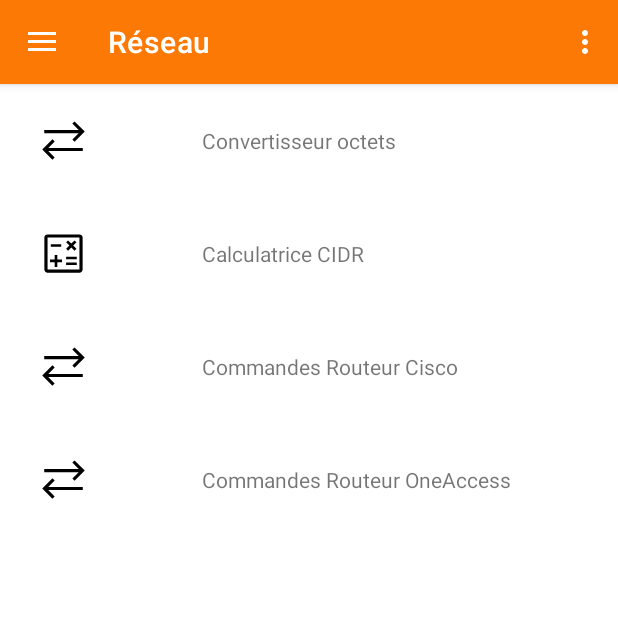
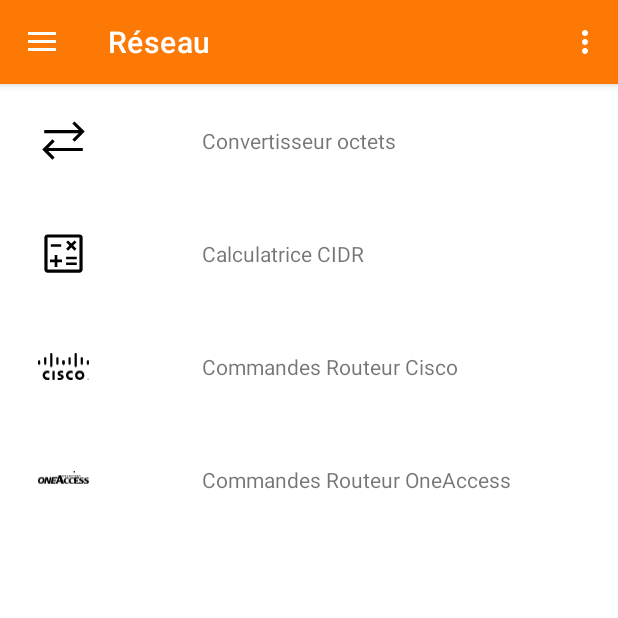
Before and after one commit to Azertim17/Orange_Toolbox, an Android app: the screen it shows after launch (MainActivity), in the side drawer, after a tap on "Réseau", on a phone screen of 412 x 824 dp, the top half of it. Run offline under Robolectric (Android 15) with nearby library versions, the phone set to English and light mode, and no system bars; our stand-ins replace navigation-ui; pictures from the network do not load.

Commit message:
v1.3 Cisco OneAccess logo

```diff
--- a/app/src/main/java/dev/azertim/orange_toolbox/ui/reseau/calculatrice/CalculatriceFragment.java
+++ b/app/src/main/java/dev/azertim/orange_toolbox/ui/reseau/calculatrice/CalculatriceFragment.java
@@ -1,6 +1,7 @@
 package dev.azertim.orange_toolbox.ui.reseau.calculatrice;
 
 import android.os.Bundle;
+import android.os.NetworkOnMainThreadException;
 import android.view.LayoutInflater;
 import android.view.View;
 import android.view.ViewGroup;
@@ -24,13 +25,13 @@ public class CalculatriceFragment extends Fragment {
     private TextView tvSubnetMask, tvInvertedMask, tvFirstAddress, tvLastAddress, tvHostCount;
 
     public CalculatriceFragment() {
-        // Required empty public constructor
+        // Constructeur par défaut requis pour les fragments
     }
 
     @Override
     public View onCreateView(LayoutInflater inflater, ViewGroup container,
                              Bundle savedInstanceState) {
-        // Inflate the layout for this fragment
+        // Inflater le layout pour ce fragment
         return inflater.inflate(R.layout.fragment_calculatrice, container, false);
     }
 
@@ -38,6 +39,7 @@ public class CalculatriceFragment extends Fragment {
     public void onViewCreated(@NonNull View view, @Nullable Bundle savedInstanceState) {
         super.onViewCreated(view, savedInstanceState);
 
+        // Initialisation des vues (EditText, Button, TextView)
         etNetworkAddress = view.findViewById(R.id.networkAddressEditText);
         btnCalculate = view.findViewById(R.id.calculateButton);
         tvSubnetMask = view.findViewById(R.id.subnetMaskTextView);
@@ -46,6 +48,7 @@ public class CalculatriceFragment extends Fragment {
         tvLastAddress = view.findViewById(R.id.lastAddressTextView);
         tvHostCount = view.findViewById(R.id.hostCountTextView);
 
+        // Définition de l'action à effectuer lors du clic sur le bouton "Calculer"
         btnCalculate.setOnClickListener(new View.OnClickListener() {
             @Override
             public void onClick(View v) {
@@ -55,6 +58,7 @@ public class CalculatriceFragment extends Fragment {
     }
 
     private void calculateNetworkInfo() {
+        // Récupération de l'adresse réseau avec le masque saisie par l'utilisateur
         String networkAddressWithMask = etNetworkAddress.getText().toString().trim();
 
         if (networkAddressWithMask.isEmpty()) {
@@ -63,21 +67,29 @@ public class CalculatriceFragment extends Fragment {
         }
 
         try {
+            // Séparation de l'adresse IP et du masque
             String[] parts = networkAddressWithMask.split("/");
             String ipAddress = parts[0];
             int maskBits = Integer.parseInt(parts[1]);
 
+            // Conversion de l'adresse IP en objet InetAddress
             InetAddress networkAddress = InetAddress.getByName(ipAddress);
             int address = byteArrayToInt(networkAddress.getAddress());
 
+            // Calcul du masque et du masque inversé
             int mask = (0xFFFFFFFF << (32 - maskBits)) & 0xFFFFFFFF;
             int invertedMask = ~mask & 0xFFFFFFFF;
 
+            // Calcul de la première adresse utilisable pour un hôte
             int firstAddress = (address & mask) + 1;
+
+            // Calcul de la dernière adresse utilisable pour un hôte (adresse de diffusion)
             int lastAddress = (address | ~mask) - 1;
 
+            // Calcul du nombre d'hôtes
             int hostCount = lastAddress - firstAddress + 1;
 
+            // Affichage des résultats dans les TextView correspondants
             tvSubnetMask.setText(intToIpAddress(mask));
             tvInvertedMask.setText(intToIpAddress(invertedMask));
             tvFirstAddress.setText(intToIpAddress(firstAddress));
@@ -87,9 +99,14 @@ public class CalculatriceFragment extends Fragment {
             e.printStackTrace();
         } catch (NumberFormatException e) {
             etNetworkAddress.setError("Invalid network address format");
+        } catch (ArrayIndexOutOfBoundsException e){
+            etNetworkAddress.setError("Invalid network address format");
+        } catch (NetworkOnMainThreadException e) {
+            etNetworkAddress.setError("Invalid network address format");
         }
     }
 
+    // Conversion d'un tableau de bytes en entier
     private int byteArrayToInt(byte[] bytes) {
         int value = 0;
         for (int i = 0; i < bytes.length; i++) {
@@ -98,6 +115,7 @@ public class CalculatriceFragment extends Fragment {
         return value;
     }
 
+    // Conversion d'un entier en adresse IP au format String
     private String intToIpAddress(int value) {
         return ((value >> 24) & 0xFF) + "." +
                 ((value >> 16) & 0xFF) + "." +
--- /dev/null
+++ b/app/src/main/res/drawable/cisco_logo.xml
@@ -0,0 +1,58 @@
+<vector xmlns:android="http://schemas.android.com/apk/res/android"
+    android:width="72dp"
+    android:height="38dp"
+    android:viewportWidth="72"
+    android:viewportHeight="38">
+  <path
+      android:pathData="m23.521,25.245h-3.157v12.511h3.157z"
+      android:strokeWidth="0.09673701"
+      android:fillColor="#c4122e"/>
+  <path
+      android:fillColor="#FF000000"
+      android:pathData="m48.977,28.83c-0.127,-0.066 -1.142,-0.668 -2.652,-0.668 -2.045,0 -3.46,1.421 -3.46,3.337 0,1.859 1.356,3.34 3.46,3.34 1.484,0 2.516,-0.589 2.652,-0.664v3.358c-0.392,0.111 -1.469,0.445 -2.879,0.445 -3.549,0 -6.662,-2.448 -6.662,-6.479 0,-3.736 2.82,-6.476 6.662,-6.476 1.486,0 2.582,0.361 2.879,0.449z"/>
+  <path
+      android:fillColor="#FF000000"
+      android:pathData="m16.024,28.83c-0.127,-0.066 -1.142,-0.668 -2.652,-0.668 -2.045,0 -3.46,1.421 -3.46,3.337 0,1.859 1.356,3.34 3.46,3.34 1.484,0 2.516,-0.589 2.652,-0.664v3.358c-0.392,0.111 -1.469,0.445 -2.879,0.445 -3.549,0 -6.662,-2.448 -6.662,-6.479 0,-3.736 2.82,-6.476 6.662,-6.476 1.486,0 2.582,0.361 2.879,0.449z"/>
+  <path
+      android:fillColor="#FF000000"
+      android:pathData="m58.908,28.209c-1.873,0 -3.264,1.474 -3.264,3.29 0,1.82 1.391,3.293 3.264,3.293 1.871,0 3.266,-1.473 3.266,-3.293 0,-1.816 -1.395,-3.29 -3.266,-3.29m6.611,3.29c0,3.579 -2.763,6.479 -6.611,6.479 -3.848,0 -6.607,-2.9 -6.607,-6.479 0,-3.573 2.759,-6.476 6.607,-6.476 3.848,0 6.611,2.903 6.611,6.476"/>
+  <path
+      android:fillColor="#FF000000"
+      android:pathData="m35.493,28.089c-0.047,-0.015 -1.376,-0.382 -2.468,-0.382 -1.265,0 -1.953,0.424 -1.953,1.025 0,0.762 0.928,1.028 1.447,1.192l0.871,0.277c2.049,0.652 2.983,2.055 2.983,3.579 0,3.143 -2.764,4.199 -5.18,4.199 -1.679,0 -3.252,-0.309 -3.407,-0.342v-2.879c0.278,0.07 1.602,0.465 2.981,0.465 1.571,0 2.293,-0.459 2.293,-1.168 0,-0.634 -0.625,-1 -1.408,-1.246 -0.191,-0.064 -0.478,-0.154 -0.674,-0.218 -1.758,-0.556 -3.224,-1.589 -3.224,-3.66 0,-2.34 1.752,-3.911 4.662,-3.911 1.537,0 2.983,0.373 3.077,0.398z"/>
+  <path
+      android:pathData="m3.135,11.8c0,-0.862 -0.704,-1.561 -1.567,-1.561 -0.863,0 -1.568,0.699 -1.568,1.561v3.284c0,0.867 0.705,1.567 1.568,1.567 0.863,0 1.567,-0.7 1.567,-1.567z"
+      android:fillColor="#15495d"/>
+  <path
+      android:pathData="m11.744,7.489c0,-0.862 -0.704,-1.563 -1.567,-1.563 -0.864,0 -1.568,0.701 -1.568,1.563v7.595c0,0.867 0.704,1.566 1.568,1.566 0.863,0 1.567,-0.699 1.567,-1.566z"
+      android:fillColor="#15495d"/>
+  <path
+      android:pathData="m20.354,1.592c0,-0.862 -0.704,-1.562 -1.567,-1.562 -0.864,0 -1.568,0.7 -1.568,1.562v16.613c0,0.867 0.704,1.567 1.568,1.567 0.863,0 1.567,-0.7 1.567,-1.567z"
+      android:fillColor="#15495d"/>
+  <path
+      android:pathData="m28.963,7.489c0,-0.862 -0.704,-1.563 -1.567,-1.563 -0.864,0 -1.568,0.701 -1.568,1.563v7.595c0,0.867 0.704,1.566 1.568,1.566 0.863,0 1.567,-0.699 1.567,-1.566z"
+      android:fillColor="#15495d"/>
+  <path
+      android:pathData="m37.563,11.8c0,-0.862 -0.699,-1.561 -1.558,-1.561 -0.863,0 -1.567,0.699 -1.567,1.561v3.284c0,0.867 0.704,1.567 1.567,1.567 0.859,0 1.558,-0.7 1.558,-1.567z"
+      android:fillColor="#15495d"/>
+  <path
+      android:pathData="m37.567,11.8c0,-0.862 -0.704,-1.561 -1.567,-1.561 -0.863,0 -1.568,0.699 -1.568,1.561v3.284c0,0.867 0.705,1.567 1.568,1.567 0.863,0 1.567,-0.7 1.567,-1.567z"
+      android:fillColor="#15495d"/>
+  <path
+      android:pathData="m46.176,7.489c0,-0.862 -0.704,-1.563 -1.567,-1.563 -0.864,0 -1.568,0.701 -1.568,1.563v7.595c0,0.867 0.704,1.566 1.568,1.566 0.863,0 1.567,-0.699 1.567,-1.566z"
+      android:fillColor="#15495d"/>
+  <path
+      android:pathData="m54.786,1.592c0,-0.862 -0.704,-1.562 -1.567,-1.562 -0.864,0 -1.568,0.7 -1.568,1.562v16.613c0,0.867 0.704,1.567 1.568,1.567 0.863,0 1.567,-0.7 1.567,-1.567z"
+      android:fillColor="#15495d"/>
+  <path
+      android:pathData="m63.395,7.489c0,-0.862 -0.704,-1.563 -1.567,-1.563 -0.864,0 -1.568,0.701 -1.568,1.563v7.595c0,0.867 0.704,1.566 1.568,1.566 0.863,0 1.567,-0.699 1.567,-1.566z"
+      android:fillColor="#15495d"/>
+  <path
+      android:pathData="m71.995,11.8c0,-0.862 -0.699,-1.561 -1.558,-1.561 -0.863,0 -1.567,0.699 -1.567,1.561v3.284c0,0.867 0.704,1.567 1.567,1.567 0.859,0 1.558,-0.7 1.558,-1.567z"
+      android:fillColor="#15495d"/>
+  <path
+      android:fillColor="#FF000000"
+      android:pathData="m70.194,36.108v0.196h-0.558v1.451h-0.229v-1.451h-0.561v-0.196z"/>
+  <path
+      android:fillColor="#FF000000"
+      android:pathData="m70.311,36.108h0.359l0.493,1.351h0.008l0.477,-1.351h0.352v1.647h-0.235v-1.35h-0.008l-0.5,1.35h-0.217l-0.488,-1.35h-0.011v1.35h-0.23z"/>
+</vector>
--- /dev/null
+++ b/app/src/main/res/drawable/oneaccess_logo.xml
@@ -0,0 +1,111 @@
+<vector xmlns:android="http://schemas.android.com/apk/res/android"
+    android:width="417.26dp"
+    android:height="136.84dp"
+    android:viewportWidth="417.26"
+    android:viewportHeight="136.84">
+  <path
+      android:pathData="M199.21,34.83L203.87,34.83L211.07,44.57L211.13,44.57L211.13,34.83L214.75,34.83L214.75,47.86L210.12,47.86L202.89,38.11L202.84,38.11L202.84,47.86L199.21,47.86L199.21,34.83"
+      android:fillColor="#636466"
+      android:fillType="nonZero"
+      android:strokeColor="#00000000"/>
+  <path
+      android:pathData="M219.95,34.83L231.1,34.83L231.1,36.88L223.74,36.88L223.74,40.09L230.48,40.09L230.48,42.14L223.74,42.14L223.74,45.8L231.16,45.8L231.16,47.86L219.95,47.86L219.95,34.83"
+      android:fillColor="#636466"
+      android:fillType="nonZero"
+      android:strokeColor="#00000000"/>
+  <path
+      android:pathData="M239.44,36.88L234.03,36.88L234.03,34.83L248.64,34.83L248.64,36.88L243.23,36.88L243.23,47.86L239.44,47.86L239.44,36.88"
+      android:fillColor="#636466"
+      android:fillType="nonZero"
+      android:strokeColor="#00000000"/>
+  <path
+      android:pathData="M250.13,34.83L254.11,34.83L257.63,45.24L257.68,45.24L260.91,34.83L266.05,34.83L269.38,45.24L269.43,45.24L272.98,34.83L276.66,34.83L271.73,47.86L266.86,47.86L263.45,37.44L263.4,37.44L260.04,47.86L255.14,47.86L250.13,34.83"
+      android:fillColor="#636466"
+      android:fillType="nonZero"
+      android:strokeColor="#00000000"/>
+  <path
+      android:pathData="M288.46,46.02C292.34,46.02 293.77,43.66 293.77,41.3C293.77,39.01 292.23,36.66 288.46,36.66C284.7,36.66 283.16,39.01 283.16,41.3C283.16,43.66 284.59,46.02 288.46,46.02ZM288.46,34.61C294.39,34.61 297.72,37.37 297.72,41.3C297.72,45.24 294.45,48.08 288.46,48.08C282.4,48.08 279.21,45.3 279.21,41.3C279.21,37.31 282.45,34.61 288.46,34.61"
+      android:fillColor="#636466"
+      android:fillType="nonZero"
+      android:strokeColor="#00000000"/>
+  <path
+      android:pathData="M305.65,40.39L306.9,40.39C308.77,40.39 310.91,40.2 310.91,38.58C310.91,37.01 308.79,36.88 306.9,36.88L305.65,36.88ZM301.86,34.83L305.95,34.83C310.01,34.83 314.86,34.73 314.86,38.36C314.86,39.89 313.37,41.16 310.96,41.38L310.96,41.42C311.99,41.47 312.58,42.18 312.96,42.76L316,47.86L311.77,47.86L309.5,43.79C308.96,42.82 308.47,42.44 306.87,42.44L305.65,42.44L305.65,47.86L301.86,47.86L301.86,34.83"
+      android:fillColor="#636466"
+      android:fillType="nonZero"
+      android:strokeColor="#00000000"/>
+  <path
+      android:pathData="M319.73,34.83L323.52,34.83L323.52,40.43L330.34,34.83L335,34.83L327.23,40.97L335.32,47.86L330.37,47.86L323.57,41.81L323.52,41.81L323.52,47.86L319.73,47.86L319.73,34.83"
+      android:fillColor="#636466"
+      android:fillType="nonZero"
+      android:strokeColor="#00000000"/>
+  <path
+      android:pathData="M348.94,37.22C347.75,36.86 346.42,36.66 345.09,36.66C343.79,36.66 342.12,37.05 342.12,38.47C342.12,40.73 350.4,39.77 350.4,44.14C350.4,47 347.13,48.08 343.31,48.08C341.25,48.08 340.33,47.89 338.46,47.57L338.81,45.22C340.11,45.71 341.6,46.02 343.09,46.02C344.53,46.02 346.45,45.52 346.45,44.34C346.45,41.86 338.16,42.89 338.16,38.58C338.16,35.67 341.44,34.61 344.77,34.61C346.39,34.61 347.91,34.75 349.29,35.07L348.94,37.22"
+      android:fillColor="#636466"
+      android:fillType="nonZero"
+      android:strokeColor="#00000000"/>
+  <path
+      android:pathData="M182.45,77.52L176.17,55.18L168.44,77.52ZM142.72,102.18C146.58,96.23 150.45,88.38 155.04,76.81L163.49,55.18C164.94,51.35 166.27,47.73 167.6,44C167.96,43.1 168.2,42.29 168.44,41.59L168.68,40.48L166.75,35.05L189.45,35.05C191.63,41.69 193.8,48.33 195.97,55.18L200.68,69.16C208.77,92.61 209.86,95.43 213.73,102.18L189.45,102.18C188.85,98.65 188.73,98.15 187.04,92.31L185.59,87.28L165.3,87.28L163.73,91.2C162.28,94.93 161.32,97.64 160.11,102.18L142.72,102.18"
+      android:fillColor="#808285"
+      android:fillType="nonZero"
+      android:strokeColor="#00000000"/>
+  <path
+      android:pathData="M253.84,97.02C249.31,101.01 242.25,103.41 234.93,103.41C227,103.41 220.72,101.16 216.11,96.58C211.4,91.93 208.96,85.98 208.96,79.29C208.96,63.97 221.77,52.5 238.77,52.5C243.3,52.5 246.78,53.15 250.7,54.6L250.7,66.95C247.3,62.23 243.04,59.83 238.15,59.83C230.22,59.83 225.52,66.37 225.52,77.55C225.52,89.03 230.57,96.07 238.94,96.07C242.51,96.07 246.09,94.77 249.22,92.44L253.84,97.02"
+      android:fillColor="#808285"
+      android:fillType="nonZero"
+      android:strokeColor="#00000000"/>
+  <path
+      android:pathData="M295.17,97.02C290.64,101.01 283.58,103.41 276.26,103.41C268.33,103.41 262.05,101.16 257.43,96.58C252.73,91.93 250.29,85.98 250.29,79.29C250.29,63.97 263.1,52.5 280.09,52.5C284.63,52.5 288.11,53.15 292.03,54.6L292.03,66.95C288.63,62.23 284.36,59.83 279.48,59.83C271.55,59.83 266.85,66.37 266.85,77.55C266.85,89.03 271.9,96.07 280.27,96.07C283.84,96.07 287.41,94.77 290.55,92.44L295.17,97.02"
+      android:fillColor="#808285"
+      android:fillType="nonZero"
+      android:strokeColor="#00000000"/>
+  <path
+      android:pathData="M334.39,102.18L295.95,102.18C296.39,95.13 296.48,89.97 296.48,81.47L296.48,70.07C296.48,62.52 296.39,59.25 295.95,53.73L333.95,53.73C334.04,57.36 334.04,57.87 334.3,61.57C329.25,60.99 326.54,60.85 316.87,60.85L311.73,60.85L311.73,73.77L315.74,73.77C321.05,73.77 323.14,73.7 327.41,73.48L327.41,81.25C322.45,80.82 319.75,80.67 315.65,80.67L311.73,80.67L311.73,95.2L317.04,95.2C326.28,95.2 329.25,95.13 334.56,94.55L334.39,102.18"
+      android:fillColor="#808285"
+      android:fillType="nonZero"
+      android:strokeColor="#00000000"/>
+  <group>
+    <clip-path
+        android:pathData="M77,2L371,2L371,136.84L77,136.84ZM77,2"/>
+    <group>
+      <clip-path
+          android:pathData="M299.71,3.2L298.32,3.27L298.59,8.64L299.98,8.57C336.89,6.7 361.35,13.56 365.41,26.92C366.72,31.22 365.06,35.7 362.18,41.12C349.67,64.55 301.17,91.5 235.6,111.45C197.84,122.93 162.2,128.66 132.52,128.03C105.13,127.44 88.32,121.92 85.2,112.48C79.79,96.14 103.26,71.32 143.6,50.7C150.51,47.17 165.46,38.94 165.61,38.86C165.61,38.86 167.58,37.85 166.91,36.53C166.35,35.39 164.4,36.37 164.4,36.37C135.96,48.5 112.7,62.24 97.13,76.11C81.23,90.26 74.57,103.49 77.88,114.37C82.08,128.16 101.52,136.13 132.64,136.79C162.78,137.44 200.67,131.32 239.34,119.56C302.31,100.4 353.89,70.14 367.7,44.25C371.34,37.44 372.3,31.08 370.56,25.35C365.66,9.24 339.83,1.16 299.71,3.2ZM299.71,3.2"/>
+      <group>
+        <clip-path
+            android:pathData="M299.71,3.2L298.32,3.27L298.59,8.64L299.98,8.57C336.89,6.7 361.35,13.56 365.41,26.92C366.72,31.22 365.06,35.7 362.18,41.12C349.67,64.55 301.17,91.5 235.6,111.45C197.84,122.93 162.2,128.66 132.52,128.03C105.13,127.44 88.32,121.92 85.2,112.48C79.79,96.14 103.26,71.32 143.6,50.7C150.51,47.17 165.46,38.94 165.61,38.86C165.61,38.86 167.58,37.85 166.91,36.53C166.35,35.39 164.4,36.37 164.4,36.37C135.96,48.5 112.7,62.24 97.13,76.11C81.23,90.26 74.57,103.49 77.88,114.37C82.08,128.16 101.52,136.13 132.64,136.79C162.78,137.44 200.67,131.32 239.34,119.56C302.31,100.4 353.89,70.14 367.7,44.25C371.34,37.44 372.3,31.08 370.56,25.35C365.66,9.24 339.83,1.16 299.71,3.2ZM299.71,3.2"/>
+        <group>
+          <clip-path
+              android:pathData="M62.08,128.23L255.11,239.67L386.9,11.39L193.88,-100.05ZM18.8,103.24L62.08,128.23L193.88,-100.05L150.6,-125.04ZM255.11,239.67L297.8,264.32L429.59,36.04L386.9,11.39ZM255.11,239.67"/>
+        </group>
+      </group>
+    </group>
+  </group>
+  <path
+      android:pathData="M302.63,5.98C302.78,9.43 300.1,12.34 296.65,12.49C293.2,12.63 290.29,9.95 290.14,6.5C290,3.05 292.68,0.14 296.13,0C299.58,-0.14 302.49,2.54 302.63,5.98"
+      android:fillColor="#F5822B"
+      android:fillType="nonZero"
+      android:strokeColor="#00000000"/>
+  <path
+      android:pathData="M335.26,88.23C340.57,93.46 346.76,96.21 353.3,96.21C357.66,96.21 360.88,93.89 360.88,90.77C360.88,87.79 358.79,85.98 351.82,82.85C345.89,80.09 343.1,78.71 340.75,77.04C337.61,74.86 335.95,71.81 335.95,68.11C335.95,58.67 345.71,52.5 360.53,52.5C364.8,52.5 367.94,52.86 371.77,53.73L371.77,64.7C367.41,61.36 363.14,59.9 358.09,59.9C353.47,59.9 350.59,61.72 350.59,64.77C350.59,67.31 351.55,68.04 359.57,71.52C365.24,73.99 368.29,75.52 370.55,77.19C374.04,79.66 375.96,83.36 375.96,87.64C375.96,97.02 366.54,103.41 352.86,103.41C346.93,103.41 339.88,102.1 335.26,100.14L335.26,88.23"
+      android:fillColor="#808285"
+      android:fillType="nonZero"
+      android:strokeColor="#00000000"/>
+  <group>
+    <clip-path
+        android:pathData="M376,52L417.26,52L417.26,104L376,104ZM376,52"/>
+    <path
+        android:pathData="M376.57,88.23C381.88,93.46 388.07,96.21 394.61,96.21C398.96,96.21 402.19,93.89 402.19,90.77C402.19,87.79 400.1,85.98 393.13,82.85C387.2,80.09 384.41,78.71 382.05,77.04C378.92,74.86 377.26,71.81 377.26,68.11C377.26,58.67 387.02,52.5 401.84,52.5C406.11,52.5 409.25,52.86 413.08,53.73L413.08,64.7C408.72,61.36 404.45,59.9 399.4,59.9C394.78,59.9 391.91,61.72 391.91,64.77C391.91,67.31 392.86,68.04 400.88,71.52C406.55,73.99 409.6,75.52 411.86,77.19C415.35,79.66 417.27,83.36 417.27,87.64C417.27,97.02 407.85,103.41 394.17,103.41C388.25,103.41 381.18,102.1 376.57,100.14L376.57,88.23"
+        android:fillColor="#808285"
+        android:fillType="nonZero"
+        android:strokeColor="#00000000"/>
+  </group>
+  <path
+      android:pathData="M296.48,81.47L296.48,70.07C296.48,62.52 296.39,59.25 295.95,53.73L333.95,53.73C334.04,57.36 334.04,57.87 334.3,61.57C329.25,60.99 326.54,60.85 316.87,60.85L311.73,60.85L311.73,73.77L315.74,73.77C321.05,73.77 323.14,73.7 327.41,73.48L327.41,81.25C322.45,80.82 319.75,80.67 315.65,80.67L311.73,80.67C311.73,80.67 308.21,80.87 296.48,81.47"
+      android:fillColor="#808285"
+      android:fillType="nonZero"
+      android:strokeColor="#00000000"/>
+  <path
+      android:pathData="M104.14,102.19L115.35,50.03L162.61,50.03L158.57,59.89L127.09,59.89L124.7,70.64L148.54,70.64L144.64,80.52L122.6,80.52L120.06,92.33L145.52,92.33L139.63,102.19ZM50.43,102.19L61.56,50.03L78.98,50.03L89.67,86.2L89.81,86.2L97.14,50.03L110.29,50.03L99.23,102.19L81.89,102.19L70.98,66.09L70.83,66.09L63.58,102.19ZM39.31,71.55C39.31,64.97 36.85,59.44 29.6,59.44C18.84,59.44 14.35,71.92 14.35,80.74C14.35,87.32 16.82,92.78 24.07,92.78C34.83,92.78 39.31,80.29 39.31,71.55ZM53.66,70.43C53.66,90.16 43.27,103.09 23.17,103.09C6.2,103.09 0,92.55 0,81.86C0,62.06 10.39,49.13 30.49,49.13C47.46,49.13 53.66,59.67 53.66,70.43"
+      android:fillColor="#F5822B"
+      android:fillType="nonZero"
+      android:strokeColor="#00000000"/>
+</vector>
--- a/app/src/main/res/layout/fragment_reseau.xml
+++ b/app/src/main/res/layout/fragment_reseau.xml
@@ -85,7 +85,7 @@
                 android:layout_marginRight="45dp"
                 android:layout_weight="10"
                 android:scaleType="fitCenter"
-                android:src="@drawable/fleches"
+                android:src="@drawable/cisco_logo"
                 app:tint="?attr/iconTintColor" />
 
             <TextView
@@ -112,7 +112,7 @@
                 android:layout_marginRight="45dp"
                 android:layout_weight="10"
                 android:scaleType="fitCenter"
-                android:src="@drawable/fleches"
+                android:src="@drawable/oneaccess_logo"
                 app:tint="?attr/iconTintColor"/>
 
             <TextView
```
